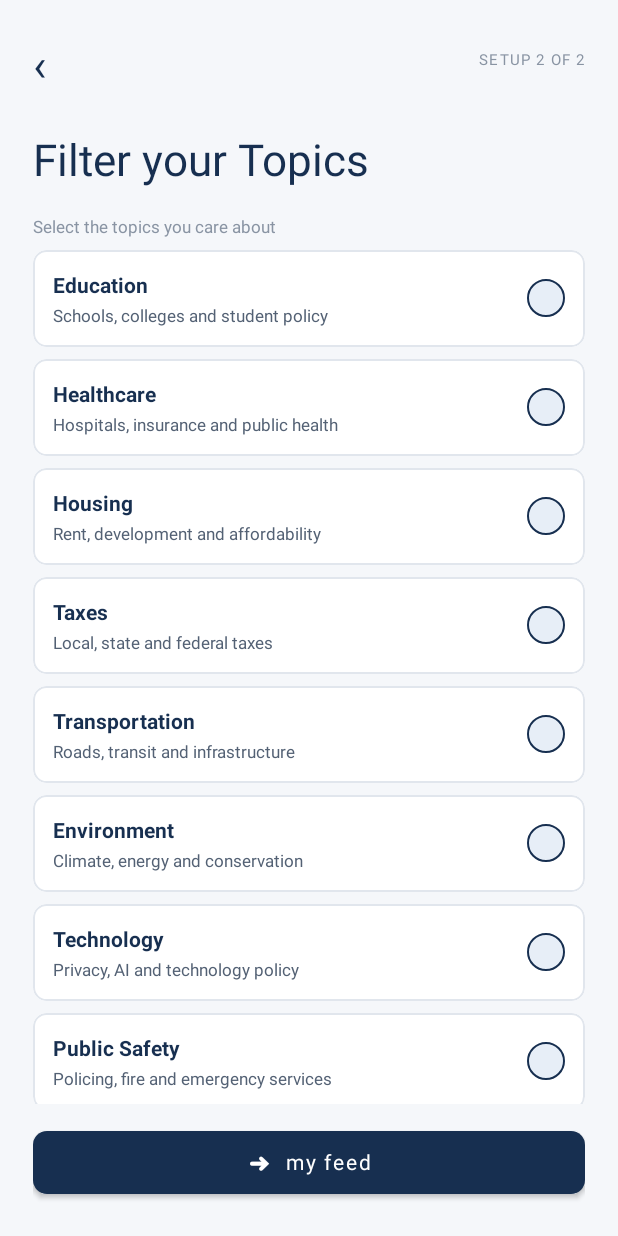
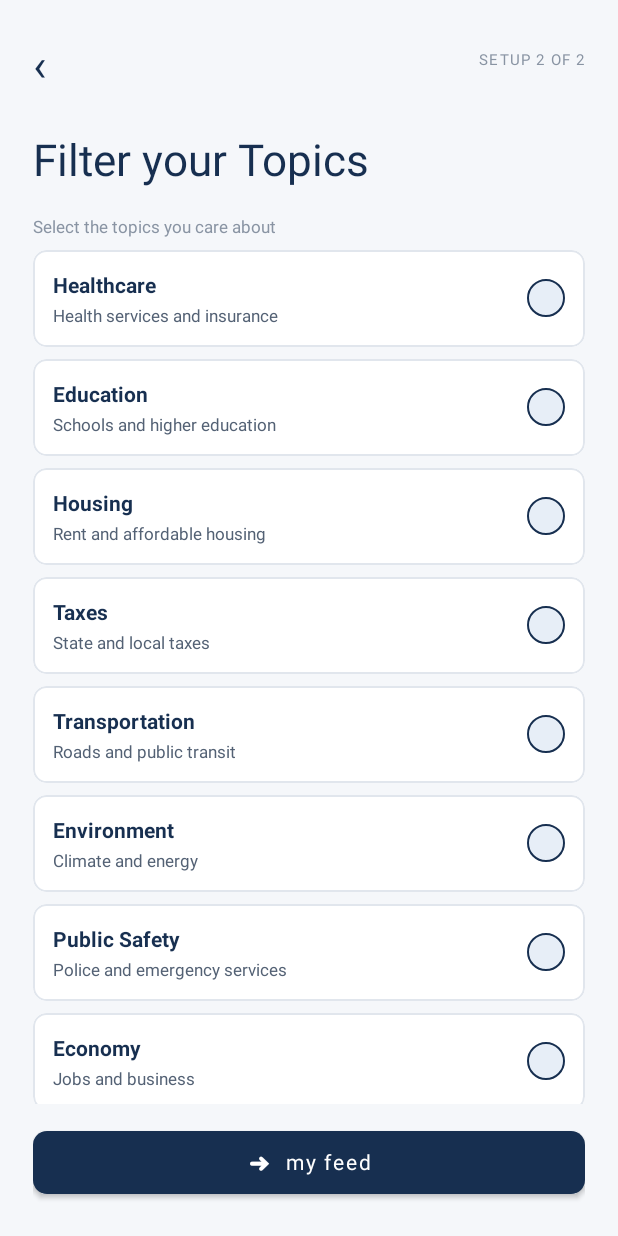
Before and after one commit to cs388-group/cs388-group-proj, an Android app: the InterestsFragment screen opened through its navigation route, on a phone screen of 412 x 824 dp. Run offline under Robolectric (Android 15) with nearby library versions, the phone set to English and light mode, and no system bars; our stand-ins replace navigation-ui.

Commit message:
Update InterestsFragment.kt
updated

```diff
--- a/app/src/main/java/com/example/legisly/ui/InterestsFragment.kt
+++ b/app/src/main/java/com/example/legisly/ui/InterestsFragment.kt
@@ -22,17 +22,18 @@ class InterestsFragment : Fragment() {
     private lateinit var adapter: InterestAdapter
     private lateinit var userPreferences: UserPreferences
 
+
     private val interestList = mutableListOf(
-        Interest("education", "Education", "Schools, colleges and student policy"),
-        Interest("healthcare", "Healthcare", "Hospitals, insurance and public health"),
-        Interest("housing", "Housing", "Rent, development and affordability"),
-        Interest("taxes", "Taxes", "Local, state and federal taxes"),
-        Interest("transportation", "Transportation", "Roads, transit and infrastructure"),
-        Interest("environment", "Environment", "Climate, energy and conservation"),
-        Interest("technology", "Technology", "Privacy, AI and technology policy"),
-        Interest("public_safety", "Public Safety", "Policing, fire and emergency services"),
-        Interest("economy", "Economy", "Jobs, business and cost of living")
+        Interest("healthcare", "Healthcare", "Health services and insurance"),
+        Interest("education", "Education", "Schools and higher education"),
+        Interest("housing", "Housing", "Rent and affordable housing"),
+        Interest("taxes", "Taxes", "State and local taxes"),
+        Interest("transportation", "Transportation", "Roads and public transit"),
+        Interest("environment", "Environment", "Climate and energy"),
+        Interest("public_safety", "Public Safety", "Police and emergency services"),
+        Interest("economy", "Economy", "Jobs and business")
     )
+
 
     override fun onCreateView(
         inflater: LayoutInflater,
@@ -44,6 +45,8 @@ class InterestsFragment : Fragment() {
     }
 
     override fun onViewCreated(view: View, savedInstanceState: Bundle?) {
+        super.onViewCreated(view, savedInstanceState)
+
         userPreferences = UserPreferences(requireContext())
 
         val previouslySelected = userPreferences.getInterests()
@@ -74,7 +77,7 @@ class InterestsFragment : Fragment() {
                 return@setOnClickListener
             }
 
-            userPreferences.saveInterests(selectedIds)
+            userPreferences.saveInterests(selectedIds.toList())
             findNavController().navigate(R.id.action_interests_to_complete)
         }
     }
```
